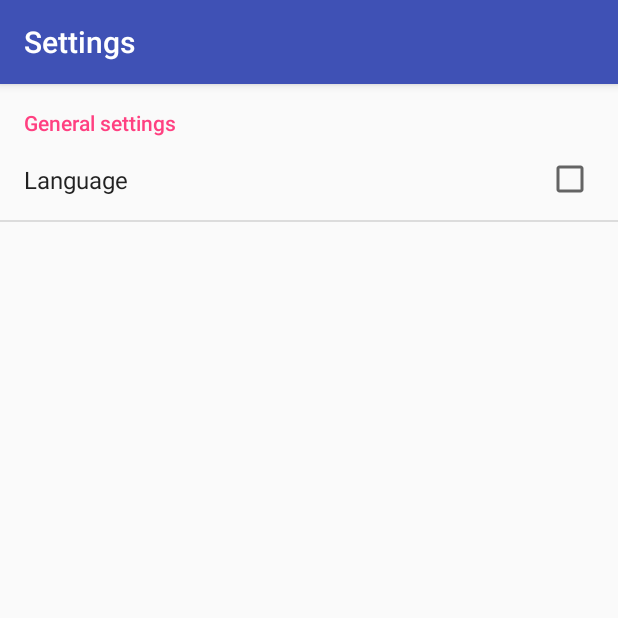
After one commit to Protosaider/Geoscan, an Android app: the SettingsActivity screen opened directly, with no data from a screen before it, on a phone screen of 412 x 824 dp, the top half of it. The commit adds this screen. Run offline under Robolectric (Android 15) with nearby library versions, the phone set to English and light mode, and no system bars.

Commit message:
(test functions) Add simple menu, settings.
Add basic menu to main activity. Main activity now extends OnClickListener.
Add functions to interact with menu. Add different languages to string.xml.
Add basic settings model. => Add SettingsActivity, SettingsFragments.

```diff
--- /dev/null
+++ b/RememberItNow/app/src/main/java/com/protosaider/myapplication/SettingsActivity.java
@@ -0,0 +1,19 @@
+package com.protosaider.myapplication;
+
+import android.app.Activity;
+import android.os.Bundle;
+import android.support.v7.app.AppCompatActivity;
+
+/**
+ * Created by Protosaider on 30.08.2016.
+ */
+public class SettingsActivity extends AppCompatActivity {
+    @Override
+    public void onCreate(Bundle savedInstanceState) {
+        super.onCreate(savedInstanceState);
+        // Display the fragment as the main content.
+        getFragmentManager().beginTransaction()
+                .replace(android.R.id.content, new SettingsFragment())
+                .commit();
+    }
+}
--- /dev/null
+++ b/RememberItNow/app/src/main/java/com/protosaider/myapplication/SettingsFragment.java
@@ -0,0 +1,18 @@
+package com.protosaider.myapplication;
+
+import android.os.Bundle;
+import android.preference.PreferenceFragment;
+import android.support.v7.app.AppCompatActivity;
+
+/**
+ * Created by Protosaider on 27.08.2016.
+ */
+public class SettingsFragment extends PreferenceFragment {
+
+    @Override
+    public void onCreate(Bundle savedInstanceState) {
+        super.onCreate(savedInstanceState);
+        addPreferencesFromResource(R.xml.preferences);
+        //setContentView;
+    }
+}
--- /dev/null
+++ b/RememberItNow/app/src/main/res/layout-land/settings.xml
@@ -0,0 +1,6 @@
+<?xml version="1.0" encoding="utf-8"?>
+<LinearLayout xmlns:android="http://schemas.android.com/apk/res/android"
+    android:orientation="vertical" android:layout_width="match_parent"
+    android:layout_height="match_parent">
+
+</LinearLayout>
--- a/RememberItNow/app/src/main/res/layout/activity_main.xml
+++ b/RememberItNow/app/src/main/res/layout/activity_main.xml
@@ -13,6 +13,6 @@
     <TextView
         android:layout_width="wrap_content"
         android:layout_height="wrap_content"
-        android:text="@string/main_text" />
+        android:text="@string/main_text_portrait" />
 
 </RelativeLayout>
--- /dev/null
+++ b/RememberItNow/app/src/main/res/layout/settings.xml
@@ -0,0 +1,6 @@
+<?xml version="1.0" encoding="utf-8"?>
+<LinearLayout xmlns:android="http://schemas.android.com/apk/res/android"
+    android:orientation="vertical" android:layout_width="match_parent"
+    android:layout_height="match_parent">
+
+</LinearLayout>
--- /dev/null
+++ b/RememberItNow/app/src/main/res/xml/preferences.xml
@@ -0,0 +1,15 @@
+<?xml version="1.0" encoding="utf-8"?>
+<PreferenceScreen xmlns:android="http://schemas.android.com/apk/res/android">
+    <PreferenceCategory
+        android:title="@string/pref_cat_title_main"
+        android:key="pref_cat_main">
+        <CheckBoxPreference
+            android:key="pref_lang"
+            android:title="@string/pref_lang"
+            android:defaultValue="false"
+            >
+
+        </CheckBoxPreference>
+
+    </PreferenceCategory>
+</PreferenceScreen>
```
Also changed, not shown: RememberItNow/app/src/main/AndroidManifest.xml (+7 -0 lines), RememberItNow/app/src/main/java/com/protosaider/myapplication/MainActivity.java (+59 -2 lines), RememberItNow/app/src/main/res/layout-land/activity_main.xml (added, +12 -0 lines), RememberItNow/app/src/main/res/menu/main_menu.xml (added, +23 -0 lines), RememberItNow/app/src/main/res/values/strings.xml (+8 -1 lines), RememberItNow/app/src/main/res/drawable/airship.png (added), 2 other files.
